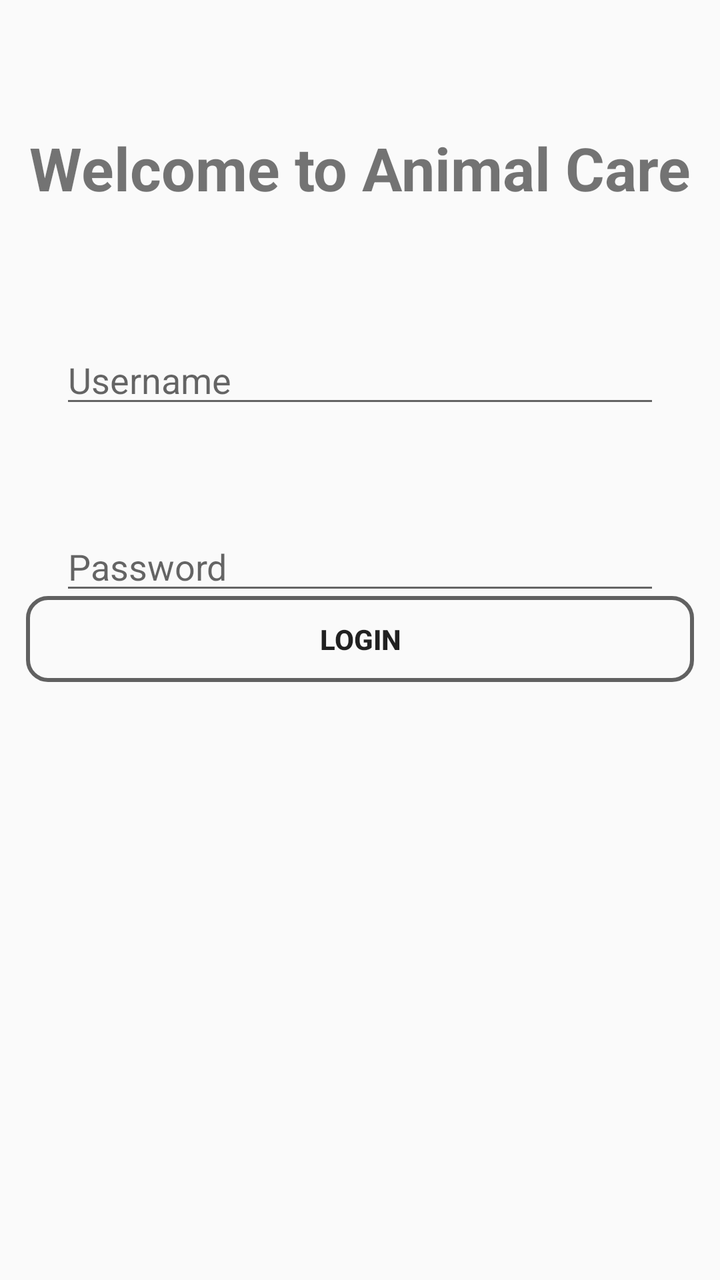
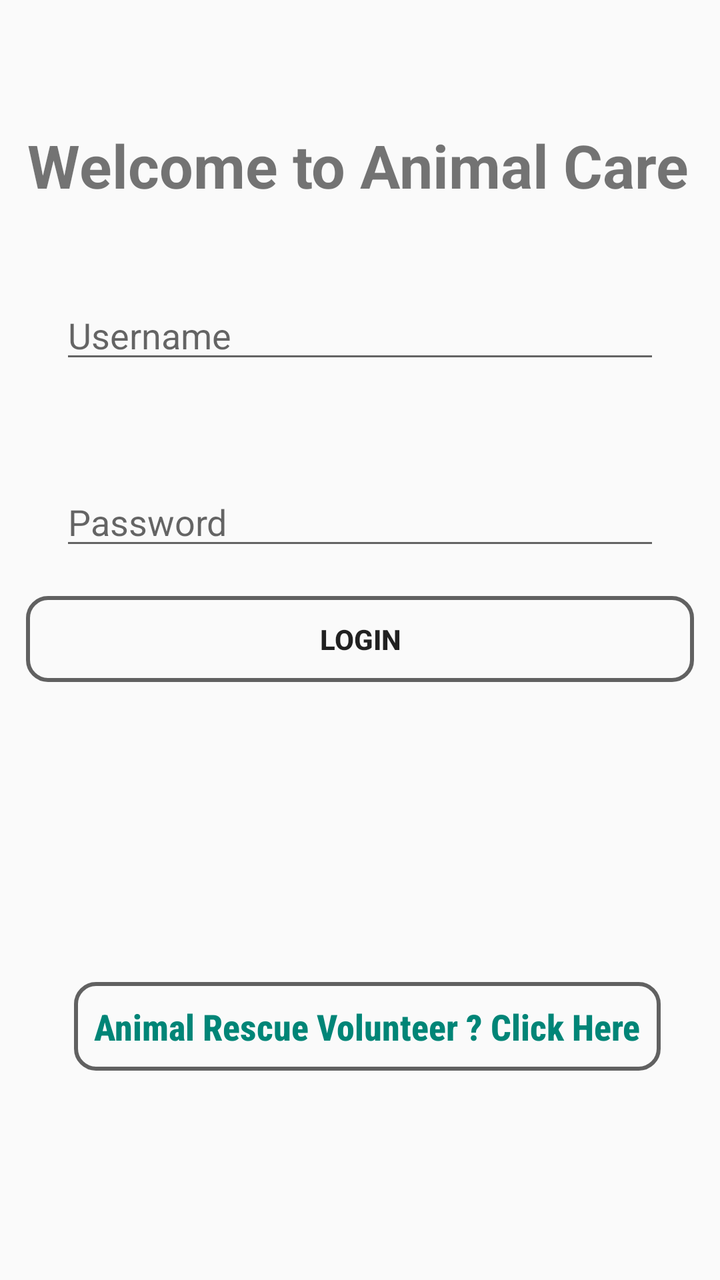

The first picture is an Android layout as it rendered before a commit; the second is the same layout after the commit. The layout source and the unified diff follow.
<!-- AndroidManifest.xml: application theme AppTheme -->
<!-- res/layout/activity_main.xml -->
<?xml version="1.0" encoding="utf-8"?>
<androidx.constraintlayout.widget.ConstraintLayout xmlns:android="http://schemas.android.com/apk/res/android"
    xmlns:app="http://schemas.android.com/apk/res-auto"
    xmlns:tools="http://schemas.android.com/tools"
    android:layout_width="match_parent"
    android:layout_height="match_parent"
    tools:context=".MainActivity">

    <Button
        android:id="@+id/Loginbtn"
        android:layout_width="334dp"
        android:layout_height="43dp"
        android:background="@drawable/border_frame"
        android:text="Login"
        android:textStyle="bold"
        app:layout_constraintBottom_toBottomOf="parent"
        app:layout_constraintEnd_toEndOf="parent"
        app:layout_constraintHorizontal_bias="0.498"
        app:layout_constraintStart_toStartOf="parent"
        app:layout_constraintTop_toTopOf="parent"
        app:layout_constraintVertical_bias="0.499" />

    <Button
        android:id="@+id/Signupbtn"
        android:layout_width="122dp"
        android:layout_height="48dp"
        android:layout_marginStart="250dp"
        android:layout_marginTop="414dp"
        android:layout_marginEnd="39dp"
        android:layout_marginBottom="269dp"
        android:background="@drawable/border_frame"
        android:text="Create New Account"
        android:textStyle="bold"
        app:layout_constraintBottom_toBottomOf="parent"
        app:layout_constraintEnd_toEndOf="parent"
        app:layout_constraintStart_toEndOf="@+id/frgtpassbutton"
        app:layout_constraintStart_toStartOf="parent"
        app:layout_constraintTop_toTopOf="parent" />

    <Button
        android:id="@+id/frgtpassbutton"
        android:layout_width="122dp"
        android:layout_height="wrap_content"
        android:layout_marginStart="33dp"
        android:layout_marginTop="414dp"
        android:layout_marginEnd="95dp"
        android:layout_marginBottom="269dp"
        android:background="@drawable/border_frame"
        android:text="Forgot Password"
        android:textStyle="bold"
        app:layout_constraintBottom_toBottomOf="parent"
        app:layout_constraintEnd_toStartOf="@+id/Signupbtn"
        app:layout_constraintStart_toStartOf="parent"
        app:layout_constraintTop_toTopOf="parent" />

    <EditText
        android:id="@+id/LoginPassword"
        android:layout_width="match_parent"
        android:layout_height="wrap_content"
        android:layout_marginStart="30dp"
        android:layout_marginTop="26dp"
        android:layout_marginEnd="30dp"
        android:layout_marginBottom="36dp"
        android:ems="10"
        android:hint="Password"
        android:inputType="textPassword"
        app:layout_constraintBottom_toTopOf="@+id/Loginbtn"
        app:layout_constraintEnd_toEndOf="parent"
        app:layout_constraintStart_toStartOf="parent"
        app:layout_constraintTop_toBottomOf="@+id/LoginUsername" />

    <EditText
        android:id="@+id/LoginUsername"
        android:layout_width="0dp"
        android:layout_height="wrap_content"
        android:layout_marginStart="30dp"
        android:layout_marginTop="41dp"
        android:layout_marginEnd="30dp"
        android:layout_marginBottom="26dp"
        android:ems="10"
        android:hint="Username"
        android:inputType="textEmailAddress"
        app:layout_constraintBottom_toTopOf="@+id/LoginPassword"
        app:layout_constraintEnd_toEndOf="parent"
        app:layout_constraintStart_toStartOf="parent"
        app:layout_constraintTop_toBottomOf="@+id/Maintext" />

    <TextView
        android:id="@+id/Maintext"
        android:layout_width="345dp"
        android:layout_height="63dp"
        android:layout_marginTop="104dp"
        android:text="Welcome to Animal Care"
        android:textAlignment="center"
        android:textColor="@color/common_google_signin_btn_text_dark_focused"
        android:textSize="30sp"
        android:textStyle="bold"
        app:layout_constraintBottom_toTopOf="@+id/LoginUsername"
        app:layout_constraintEnd_toEndOf="parent"
        app:layout_constraintStart_toStartOf="parent"
        app:layout_constraintTop_toTopOf="parent"
        app:layout_constraintVertical_bias="0.0" />
</androidx.constraintlayout.widget.ConstraintLayout>
<!-- resources referenced by this layout -->
<resources>
  <!-- drawable border_frame (drawable-v24) -->
  <?xml version="1.0" encoding="utf-8"?>
  <shape xmlns:android="http://schemas.android.com/apk/res/android">
  
  
      <corners
          android:radius="10dp" />
  
      <stroke
          android:color="#616161"
          android:width="2dp" />
  
      <padding
          android:bottom="1dp"
          android:left="1dp"
          android:right="1dp"
          android:top="1dp"
          />
  
  </shape>
  <style name="AppTheme" parent="Theme.AppCompat.Light.DarkActionBar">
          
          <item name="colorPrimary">@color/colorPrimary</item>
          <item name="colorPrimaryDark">@color/colorPrimaryDark</item>
          <item name="colorAccent">@color/colorAccent</item>
      </style>
  <color name="colorPrimary">#008577</color>
  <color name="colorPrimaryDark">#00574B</color>
  <color name="colorAccent">#D81B60</color>
</resources>

<!-- the commit's change to res/layout/activity_main.xml (unified diff, before → after) -->
@@ -74,7 +74,7 @@
         android:layout_width="0dp"
         android:layout_height="wrap_content"
         android:layout_marginStart="30dp"
-        android:layout_marginTop="41dp"
+        android:layout_marginTop="20dp"
         android:layout_marginEnd="30dp"
         android:layout_marginBottom="26dp"
         android:ems="10"
@@ -82,6 +82,7 @@
         android:inputType="textEmailAddress"
         app:layout_constraintBottom_toTopOf="@+id/LoginPassword"
         app:layout_constraintEnd_toEndOf="parent"
+        app:layout_constraintHorizontal_bias="0.0"
         app:layout_constraintStart_toStartOf="parent"
         app:layout_constraintTop_toBottomOf="@+id/Maintext" />
 
@@ -89,7 +90,7 @@
         android:id="@+id/Maintext"
         android:layout_width="345dp"
         android:layout_height="63dp"
-        android:layout_marginTop="104dp"
+        android:layout_marginTop="80dp"
         android:text="Welcome to Animal Care"
         android:textAlignment="center"
         android:textColor="@color/common_google_signin_btn_text_dark_focused"
@@ -97,7 +98,23 @@
         android:textStyle="bold"
         app:layout_constraintBottom_toTopOf="@+id/LoginUsername"
         app:layout_constraintEnd_toEndOf="parent"
+        app:layout_constraintHorizontal_bias="0.454"
         app:layout_constraintStart_toStartOf="parent"
-        app:layout_constraintTop_toTopOf="parent"
-        app:layout_constraintVertical_bias="0.0" />
+        app:layout_constraintTop_toTopOf="parent" />
+
+    <TextView
+        android:id="@+id/TextViewAnimalRescue"
+        android:layout_width="wrap_content"
+        android:layout_height="wrap_content"
+        android:layout_marginTop="150dp"
+        android:background="@drawable/border_frame"
+        android:fontFamily="sans-serif-condensed-medium"
+        android:padding="10dp"
+        android:text="Animal Rescue Volunteer ? Click Here"
+        android:textColor="#008577"
+        android:textSize="18sp"
+        android:textStyle="bold"
+        app:layout_constraintEnd_toEndOf="@+id/Signupbtn"
+        app:layout_constraintStart_toStartOf="@+id/frgtpassbutton"
+        app:layout_constraintTop_toBottomOf="@+id/Loginbtn" />
 </androidx.constraintlayout.widget.ConstraintLayout>
